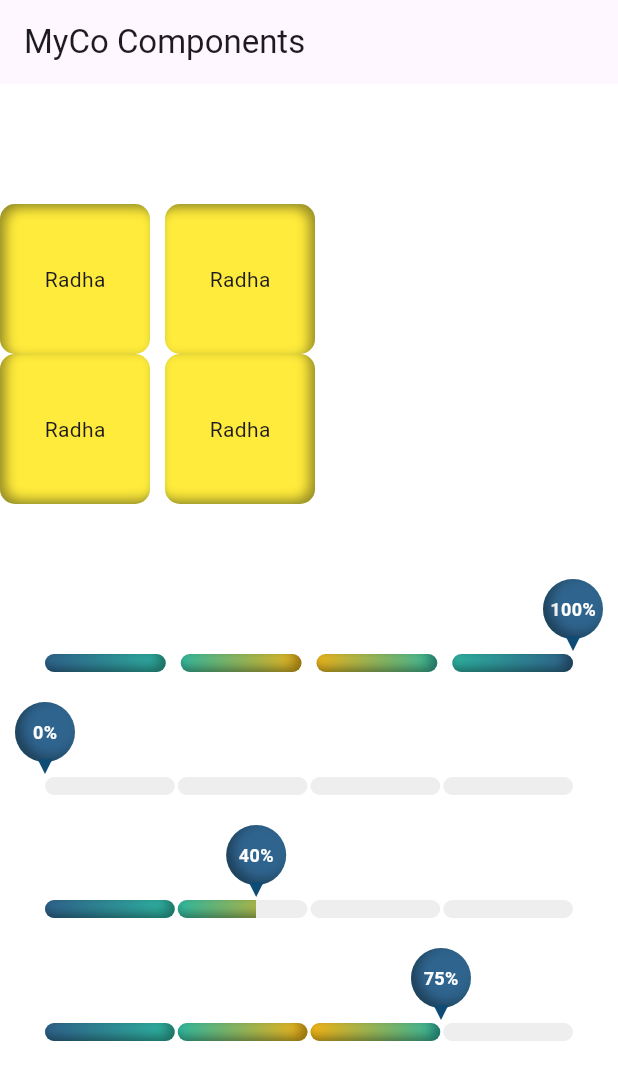
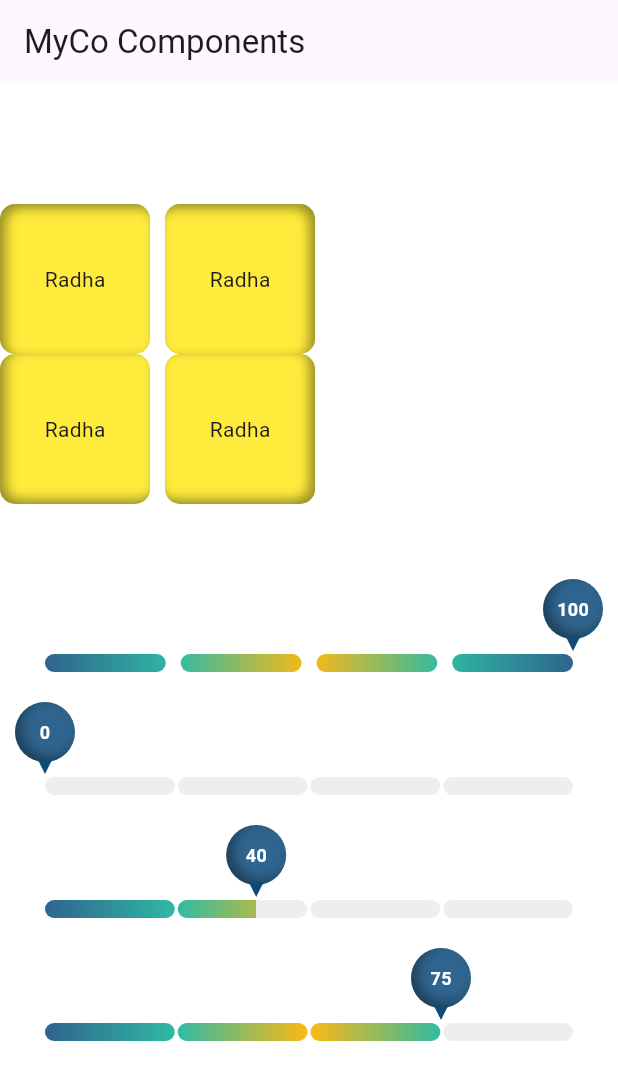
Before and after one commit to jenilkhatrani/New-MyCo, a Flutter app: the screen it shows after launch, on a phone screen of 412 x 824 dp. Shown: the top 1080 px of the screen. Run offline on Flutter 3.47's test engine with Material 3 defaults, Android fonts, the phone set to English and light mode, and no system bars; our stand-ins replace camera, file_picker, image_picker, permission_handler; missing offline and left inert: google_mlkit_face_detection.

Commit message:
custom progressbar

```diff
--- a/lib/custom_widgets/custom_progress_bar.dart
+++ b/lib/custom_widgets/custom_progress_bar.dart
@@ -1,5 +1,4 @@
 import 'package:flutter/material.dart';
-
 import '../themes_colors/colors.dart';
 import 'custom_inner_shadow.dart';
 
@@ -11,6 +10,10 @@ class CustomSegmentedProgressBar extends StatelessWidget {
   final double? width;
   final double spacing;
   final Color? defaultColor;
+  final bool? isShadowBottomRight;
+  final bool? isShadowBottomLeft;
+  final bool? isShadowTopLeft;
+  final bool? isShadowTopRight;
 
   const CustomSegmentedProgressBar({
     super.key,
@@ -21,20 +24,24 @@ class CustomSegmentedProgressBar extends StatelessWidget {
     this.spacing = 2,
     this.width = double.infinity,
     this.defaultColor,
+    this.isShadowBottomRight = false,
+    this.isShadowBottomLeft = false,
+    this.isShadowTopLeft = false,
+    this.isShadowTopRight = false,
   });
 
   @override
   Widget build(BuildContext context) {
-    if (percentComplete > 100) {
-      WidgetsBinding.instance.addPostFrameCallback((_) {
-        ScaffoldMessenger.of(context).showSnackBar(
-          const SnackBar(
-            content: Text("Progress cannot exceed 100%"),
-            backgroundColor: Colors.red,
-          ),
-        );
-      });
-    }
+    // if (percentComplete > 100) {
+    //   WidgetsBinding.instance.addPostFrameCallback((_) {
+    //     ScaffoldMessenger.of(context).showSnackBar(
+    //       const SnackBar(
+    //         content: Text("Progress cannot exceed 100%"),
+    //         backgroundColor: Colors.red,
+    //       ),
+    //     );
+    //   });
+    // }
 
     final progress = (percentComplete.clamp(0, 100)) / 100.0;
 
@@ -77,8 +84,11 @@ class CustomSegmentedProgressBar extends StatelessWidget {
                         height: height,
                         width: segmentWidth,
                         borderRadius: (height ?? 12 / 2),
-                        backgroundColor: Colors.white,
-                        isShadowBottomRight: true,
+                        // backgroundColor: Colors.grey,
+                        isShadowBottomRight: isShadowBottomRight ?? false,
+                        isShadowTopLeft: isShadowTopLeft ?? false,
+                        isShadowTopRight: isShadowTopRight ?? false,
+                        isShadowBottomLeft: isShadowBottomLeft ?? false,
                         alignment: Alignment.center,
                         child: const SizedBox(),
                       );
@@ -88,32 +98,6 @@ class CustomSegmentedProgressBar extends StatelessWidget {
               ),
             ),
 
-            // ClipRect(
-            //   child: Align(
-            //     alignment: Alignment.centerLeft,
-            //     widthFactor: progress.clamp(0.0, 1.0),
-            //     child: ShaderMask(
-            //       shaderCallback: (bounds) {
-            //         return LinearGradient(colors: gradientColors).createShader(
-            //           Rect.fromLTWH(0, 0, bounds.width, bounds.height),
-            //         );
-            //       },
-            //       child: Row(
-            //         mainAxisAlignment: MainAxisAlignment.spaceBetween,
-            //         children: List.generate(totalSegments, (index) {
-            //           return Container(
-            //             width: segmentWidth,
-            //             height: height,
-            //             decoration: BoxDecoration(
-            //               color: Colors.white,
-            //               borderRadius: BorderRadius.circular(height ?? 12 / 2),
-            //             ),
-            //           );
-            //         }),
-            //       ),
-            //     ),
-            //   ),
-            // ),
             Positioned(
               left: (progress * totalWidth) - 20,
               top: -50,
@@ -125,8 +109,9 @@ class CustomSegmentedProgressBar extends StatelessWidget {
                     backgroundColor: AppColors.primary,
                     borderRadius: 50,
                     isShadowBottomLeft: true,
+
                     child: Text(
-                      "$percentComplete%",
+                      "$percentComplete",
                       style: const TextStyle(
                         color: Colors.white,
                         fontSize: 12,
```
